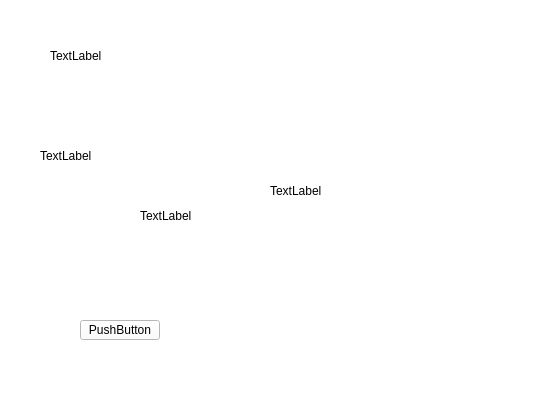
Before: the Qt Designer form ssubwindow.ui in allanwhledu/miniprogram_for_520, drawn with Qt 5.
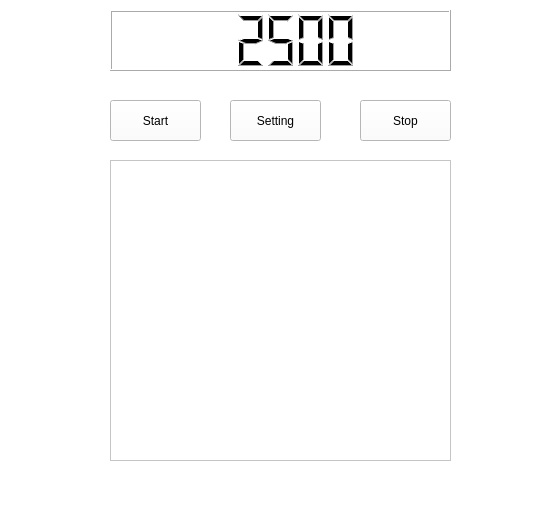
After: the same form once the commit is applied.

```diff
--- a/ssubwindow.ui
+++ b/ssubwindow.ui
@@ -7,7 +7,7 @@
     <x>0</x>
     <y>0</y>
     <width>547</width>
-    <height>420</height>
+    <height>523</height>
    </rect>
   </property>
   <property name="windowTitle">
@@ -17,69 +17,66 @@
    <string notr="true">background-color: rgb(255, 255, 255);</string>
   </property>
   <widget class="QWidget" name="centralwidget">
-   <widget class="QLabel" name="label">
+   <widget class="QPushButton" name="pushButton_start">
     <property name="geometry">
      <rect>
-      <x>270</x>
-      <y>80</y>
-      <width>221</width>
-      <height>221</height>
+      <x>110</x>
+      <y>100</y>
+      <width>91</width>
+      <height>41</height>
      </rect>
     </property>
     <property name="text">
-     <string>TextLabel</string>
+     <string>Start</string>
     </property>
    </widget>
-   <widget class="QLabel" name="label_2">
+   <widget class="QTextBrowser" name="textBrowser">
     <property name="geometry">
      <rect>
-      <x>50</x>
-      <y>50</y>
-      <width>54</width>
-      <height>12</height>
+      <x>110</x>
+      <y>160</y>
+      <width>341</width>
+      <height>301</height>
      </rect>
     </property>
-    <property name="text">
-     <string>TextLabel</string>
-    </property>
    </widget>
-   <widget class="QLabel" name="label_3">
+   <widget class="QLCDNumber" name="lcdNumber">
     <property name="geometry">
      <rect>
-      <x>40</x>
-      <y>150</y>
-      <width>54</width>
-      <height>12</height>
+      <x>110</x>
+      <y>10</y>
+      <width>341</width>
+      <height>61</height>
      </rect>
     </property>
-    <property name="text">
-     <string>TextLabel</string>
+    <property name="intValue" stdset="0">
+     <number>2500</number>
     </property>
    </widget>
-   <widget class="QLabel" name="label_4">
+   <widget class="QPushButton" name="pushButton_stop">
     <property name="geometry">
      <rect>
-      <x>140</x>
-      <y>210</y>
-      <width>54</width>
-      <height>12</height>
+      <x>360</x>
+      <y>100</y>
+      <width>91</width>
+      <height>41</height>
      </rect>
     </property>
     <property name="text">
-     <string>TextLabel</string>
+     <string>Stop</string>
     </property>
    </widget>
    <widget class="QPushButton" name="pushButton">
     <property name="geometry">
      <rect>
-      <x>80</x>
-      <y>320</y>
-      <width>80</width>
-      <height>20</height>
+      <x>230</x>
+      <y>100</y>
+      <width>91</width>
+      <height>41</height>
      </rect>
     </property>
     <property name="text">
-     <string>PushButton</string>
+     <string>Setting</string>
     </property>
    </widget>
   </widget>
```
Left out of the diff: 4 changed lines with no effect on the pictures.
